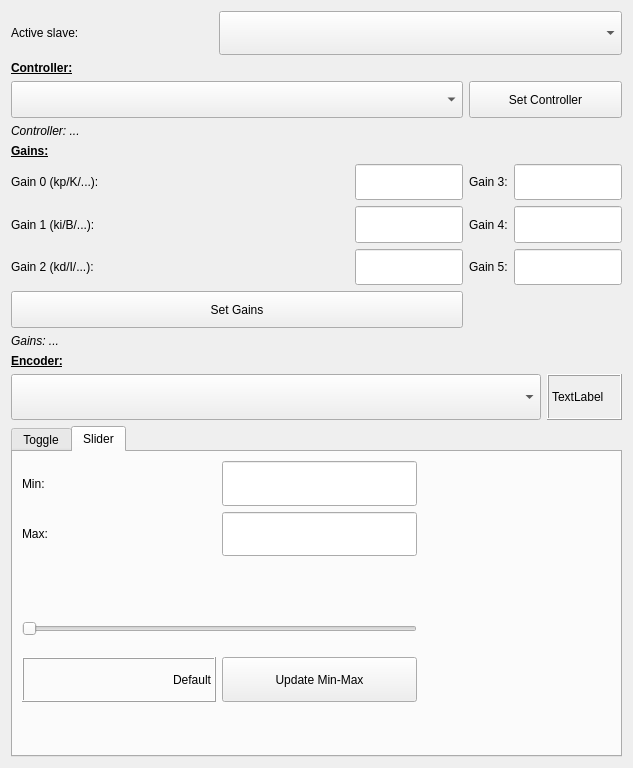
Above: ui/w_control.ui from JFDuval/flexsea-plan before the change. Below: the same form after it.
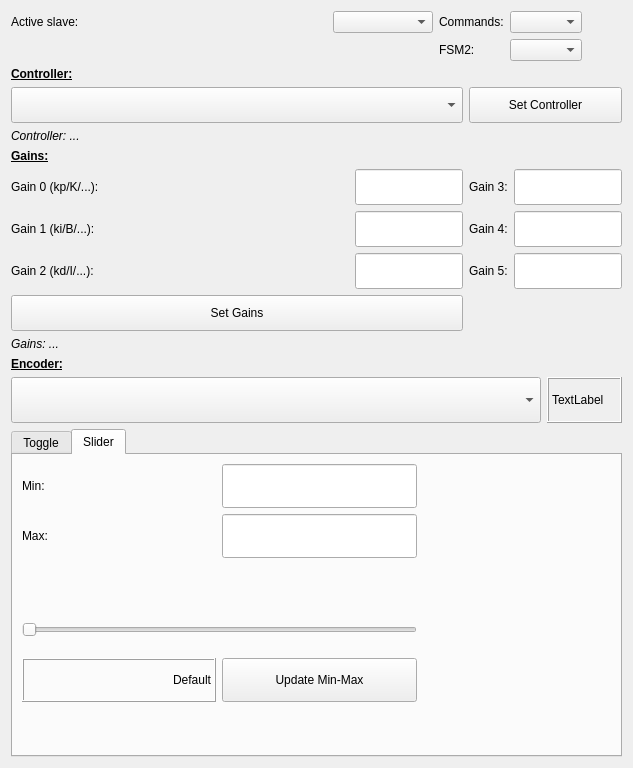
That is the form after the change. The open tabs and pages were chosen to show the change.

Patch:
```diff
--- a/ui/w_control.ui
+++ b/ui/w_control.ui
@@ -33,7 +33,14 @@
   </property>
   <layout class="QVBoxLayout" name="verticalLayout" stretch="2,13,3,15">
    <item>
-    <layout class="QGridLayout" name="gridLayout_4" columnstretch="1,2">
+    <layout class="QGridLayout" name="gridLayout_4" columnstretch="1,0,0,0,0">
+     <item row="0" column="2">
+      <widget class="QLabel" name="label_4">
+       <property name="text">
+        <string>Commands:</string>
+       </property>
+      </widget>
+     </item>
      <item row="0" column="1">
       <widget class="QComboBox" name="comboBox_slave">
        <property name="sizePolicy">
@@ -50,6 +57,22 @@
        </property>
       </widget>
      </item>
+     <item row="0" column="4">
+      <spacer name="horizontalSpacer_2">
+       <property name="orientation">
+        <enum>Qt::Horizontal</enum>
+       </property>
+       <property name="sizeHint" stdset="0">
+        <size>
+         <width>40</width>
+         <height>20</height>
+        </size>
+       </property>
+      </spacer>
+     </item>
+     <item row="0" column="3">
+      <widget class="QComboBox" name="comboBoxCmdStyle"/>
+     </item>
      <item row="0" column="0">
       <widget class="QLabel" name="label">
        <property name="sizePolicy">
@@ -63,6 +86,16 @@
        </property>
       </widget>
      </item>
+     <item row="1" column="2">
+      <widget class="QLabel" name="label_5">
+       <property name="text">
+        <string>FSM2:</string>
+       </property>
+      </widget>
+     </item>
+     <item row="1" column="3">
+      <widget class="QComboBox" name="comboBoxFSM2"/>
+     </item>
     </layout>
    </item>
    <item>
```
Left out of the diff: 2 changed lines with no effect on the pictures.
